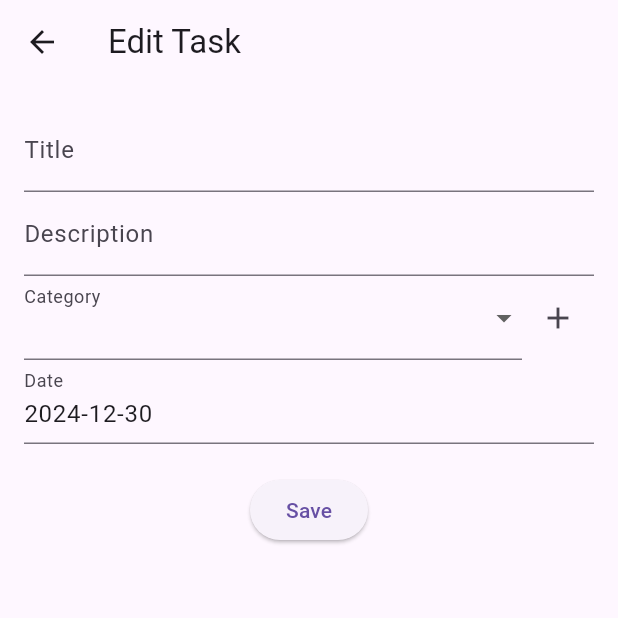
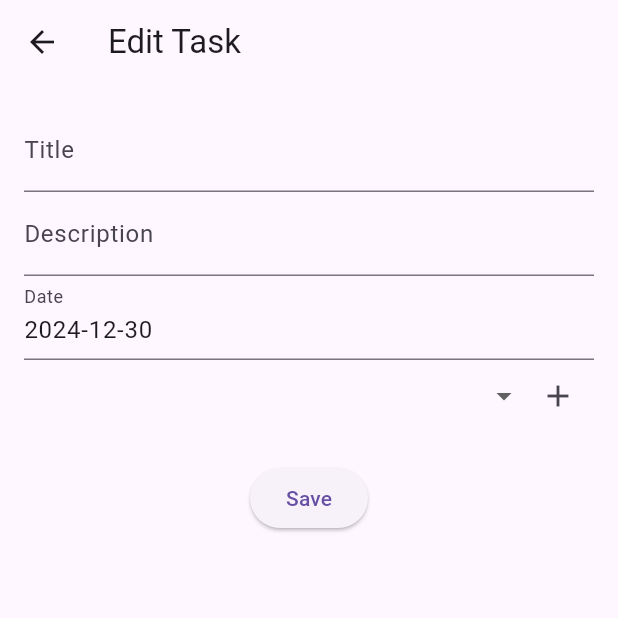
Before and after one commit to Navi321/task_manager_app, a Flutter app: the EditTaskScreen screen opened directly with empty values, on a phone screen of 412 x 824 dp, the top half of it. Run offline on Flutter 3.47's test engine with Material 3 defaults, Android fonts, the phone set to English and light mode, and no system bars; drawn by our look-alikes of dropdown_button2; our stand-ins replace hive, hive_flutter; accounts and stored records are empty; generated files the repository leaves out were written again.

Commit message:
Small change in the editing screen

```diff
--- a/lib/screens/edit_task_screen.dart
+++ b/lib/screens/edit_task_screen.dart
@@ -1,6 +1,7 @@
 import 'package:flutter/material.dart';
 import 'package:hive/hive.dart';
 import 'package:task_manager_app/models/task.dart';
+import 'package:dropdown_button2/dropdown_button2.dart';
 
 class EditTaskScreen extends StatefulWidget {
   final Task task;
@@ -125,12 +126,19 @@ class _EditTaskScreenState extends State<EditTaskScreen> {
                 onSaved: (value) => _description = value!,
                 validator: (value) => value!.isEmpty ? 'Please enter a description' : null,
               ),
+              TextFormField(
+                readOnly: true,
+                decoration: InputDecoration(labelText: 'Date'),
+                controller: TextEditingController(text: _date.toLocal().toString().split(' ')[0]),
+                onTap: () => _selectDate(context),
+                validator: (value) => value!.isEmpty ? 'Please select a date' : null,
+              ),
               Row(
                 children: [
                   Expanded(
-                    child: DropdownButtonFormField<String>(
+                    child: DropdownButtonHideUnderline(
+                      child: DropdownButton2(
                         value: _category,
-                      decoration: InputDecoration(labelText: 'Category'),
                         items: _categories.map((String value) {
                           return DropdownMenuItem<String>(
                             value: value,
@@ -142,8 +150,11 @@ class _EditTaskScreenState extends State<EditTaskScreen> {
                             _category = newValue!;
                           });
                         },
-                      onSaved: (value) => _category = value!,
-                      validator: (value) => value == null ? 'Please select a category' : null,
+                        dropdownStyleData: DropdownStyleData(
+                          maxHeight: 200,
+                          offset: const Offset(0, 0),
+                        ),
+                      ),
                     ),
                   ),
                   IconButton(
@@ -151,13 +162,6 @@ class _EditTaskScreenState extends State<EditTaskScreen> {
                     onPressed: _showAddCategoryDialog,
                   ),
                 ],
-              ),
-              TextFormField(
-                readOnly: true,
-                decoration: InputDecoration(labelText: 'Date'),
-                controller: TextEditingController(text: _date.toLocal().toString().split(' ')[0]),
-                onTap: () => _selectDate(context),
-                validator: (value) => value!.isEmpty ? 'Please select a date' : null,
               ),
               SizedBox(height: 20),
               ElevatedButton(
```
Lines whose indentation alone changed are shown as unchanged.
